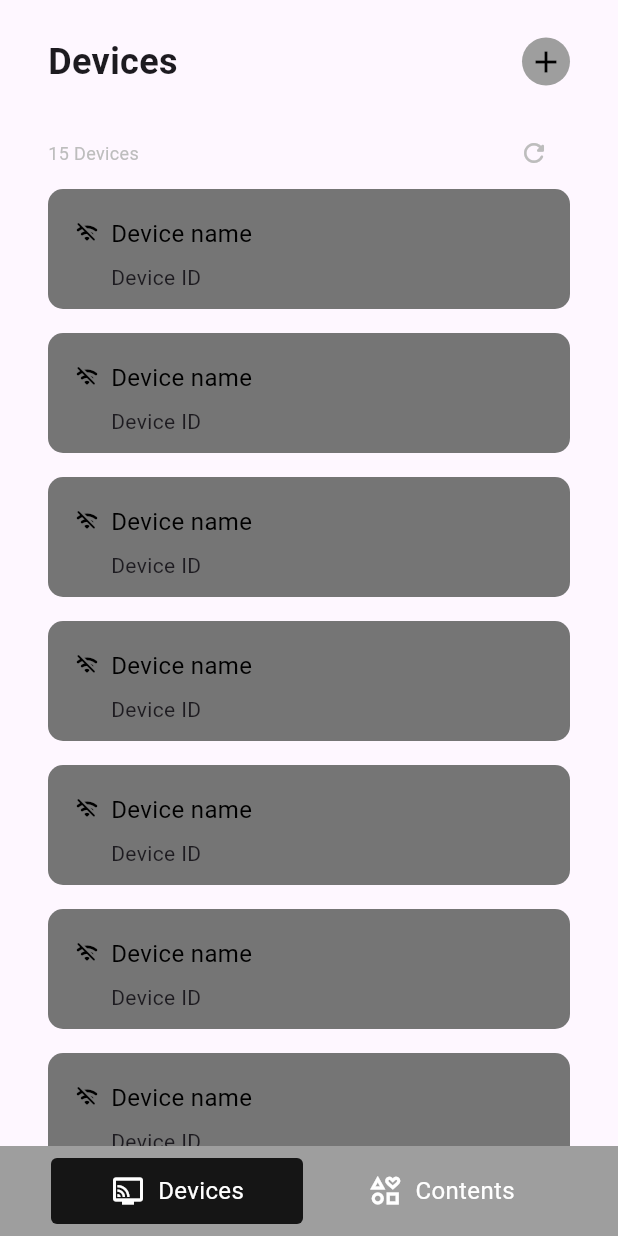
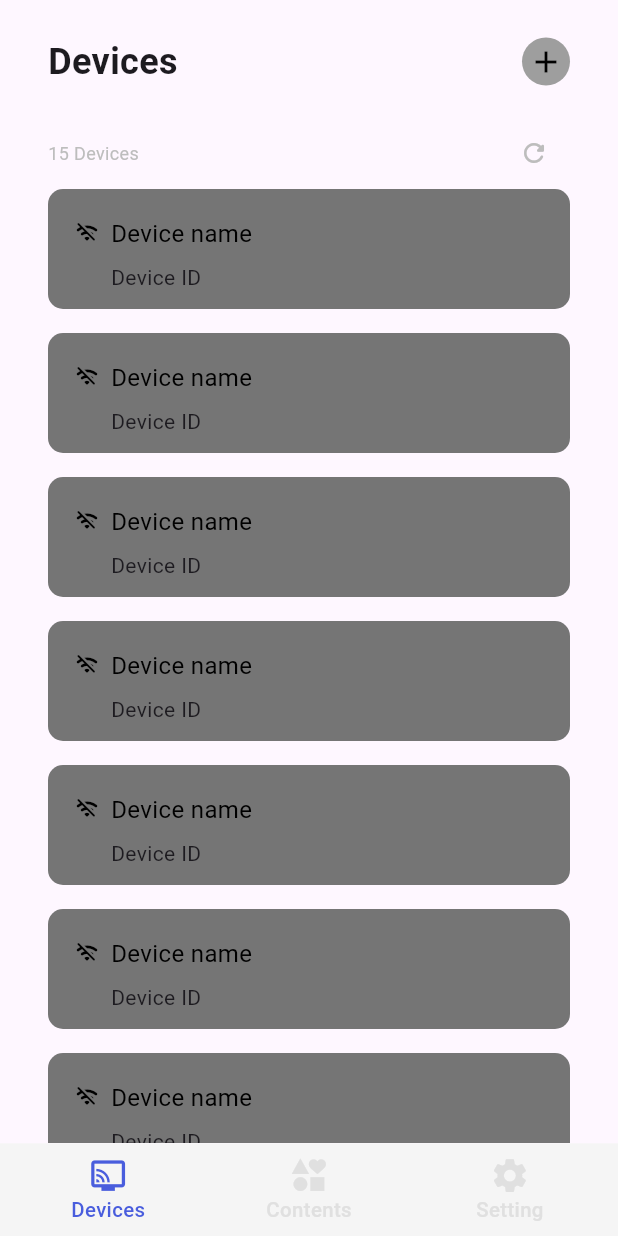
Before and after one commit to CretaIsland/flexi, a Flutter app: the HomePage screen opened by its route, on a phone screen of 412 x 824 dp. Run offline on Flutter 3.47's test engine with Material 3 defaults, Android fonts, the phone set to English and light mode, and no system bars; our stand-ins replace flutter_native_splash; missing offline and left inert: hycop_light, wifi_iot, wifi_scan; statements that could not run were skipped.

Commit message:
20240325-02-nr.han add setting menu

```diff
--- a/lib/screens/page/home_page.dart
+++ b/lib/screens/page/home_page.dart
@@ -1,5 +1,8 @@
 import 'package:flexi/screens/page/content/content_list_page.dart';
 import 'package:flexi/screens/page/device/device_list_page.dart';
+import 'package:flexi/screens/page/setting/setting_page.dart';
+import 'package:flexi/screens/utils/flexi_color.dart';
+import 'package:flexi/screens/utils/flexi_font.dart';
 import 'package:flutter/material.dart';
 
 class HomePage extends StatefulWidget {
@@ -10,72 +13,40 @@ class HomePage extends StatefulWidget {
 
 class _HomePageState extends State<HomePage> with TickerProviderStateMixin {
 
+
   int _tabIndex = 0;
 
   @override
   Widget build(BuildContext context) {
+
+    double width = MediaQuery.sizeOf(context).width;
+    double height = MediaQuery.sizeOf(context).height;
+
+
     return Scaffold(
       body: Column(
+        crossAxisAlignment: CrossAxisAlignment.center,
         children: [
           SizedBox(
-            width: MediaQuery.sizeOf(context).width,
-            height: MediaQuery.sizeOf(context).height - 60,
-            child: _tabIndex == 0 ? const DeviceListPage() : const ContentListPage(),
+            width: width,
+            height: height * .925,
+            child: _tabIndex == 0 ? const DeviceListPage() :  _tabIndex == 1 ? const ContentListPage() : const SettingPage(),
           ),
           Container(
-            width: MediaQuery.sizeOf(context).width,
-            height: 60,
-            color: Colors.grey,
+            height: height * .075,
+            color: Colors.grey.shade100,
             child: Row(
-              mainAxisAlignment: MainAxisAlignment.center,
+              mainAxisAlignment: MainAxisAlignment.spaceBetween,
               children: [
-                GestureDetector(
-                  child: Container(
-                    width: 168,
-                    height: 44,
-                    decoration: BoxDecoration(
-                      color: _tabIndex == 0 ? Colors.black87 : Colors.transparent,
-                      borderRadius: BorderRadius.circular(4)
-                    ),
-                    child: const Row(
-                      mainAxisAlignment: MainAxisAlignment.center,
-                      children: [
-                        Icon(Icons.connected_tv_outlined, color: Colors.white, size: 24),
-                        SizedBox(width: 8),
-                        Text("Devices", style: TextStyle(color: Colors.white, fontSize: 16))
-                      ],
-                    ),
-                  ),
-                  onTap: () {
-                    setState(() {
-                      _tabIndex = 0;
-                    });
-                  },
+                Padding(
+                  padding: EdgeInsets.only(left: width * .1),
+                  child: tabButton(width: width * .15, height: height * .055, btnIcon: Icons.connected_tv_outlined, btnLabel: "Devices", index: 0),
                 ),
-                const SizedBox(width: 8),
-                GestureDetector(
-                  child: Container(
-                    width: 168,
-                    height: 44,
-                    decoration: BoxDecoration(
-                      color: _tabIndex == 1 ? Colors.black87 : Colors.transparent,
-                      borderRadius: BorderRadius.circular(4)
-                    ),
-                    child: const Row(
-                      mainAxisAlignment: MainAxisAlignment.center,
-                      children: [
-                        Icon(Icons.interests_outlined, color: Colors.white, size: 24),
-                        SizedBox(width: 8),
-                        Text("Contents", style: TextStyle(color: Colors.white, fontSize: 16))
-                      ],
-                    ),
-                  ),
-                  onTap: () {
-                    setState(() {
-                      _tabIndex = 1;
-                    });
-                  },
-                ),
+                tabButton(width: width * .2, height: height * .055, btnIcon: Icons.interests, btnLabel: "Contents", index: 1),
+                Padding(
+                  padding: EdgeInsets.only(right : width * .1),
+                  child:  tabButton(width: width * .15, height: height * .055, btnIcon: Icons.settings, btnLabel: "Setting", index: 2),
+                )
               ],
             ),
           )
@@ -84,4 +55,29 @@ class _HomePageState extends State<HomePage> with TickerProviderStateMixin {
     );
   }
 
+  Widget tabButton({required double width, required double height, required IconData btnIcon, required String btnLabel, required int index}) {
+    return GestureDetector(
+      onTap: () {
+        setState(() {
+          _tabIndex = index;
+        });
+      },
+      child: SizedBox(
+        width: width,
+        height: height,
+        child: Column(
+          children: [
+            Icon(btnIcon, color: _tabIndex == index ? FlexiColor.primary : Colors.grey.shade300, size: height * .6),
+            Text(btnLabel, style: TextStyle(
+              fontFamily: FlexiFont.fontFamily,
+              fontWeight: FlexiFont.medium,
+              fontSize: height * .3,
+              color: _tabIndex == index ? FlexiColor.primary : Colors.grey.shade300
+            ))
+          ],
+        ),
+      ),
+    );
+  }
+
 }
--- a/lib/screens/page/login_page.dart
+++ b/lib/screens/page/login_page.dart
@@ -98,6 +98,7 @@ class _LoginPageState extends State<LoginPage> {
                     height: height * .02,
                     width: (width * .82) - 12,
                     child: TextField(
+                      controller: _emailController,
                       style: textFieldStyle,
                       decoration: InputDecoration(
                         hintText: "Email",
@@ -119,6 +120,7 @@ class _LoginPageState extends State<LoginPage> {
                         height: height * .02,
                         width: (width * .6),
                         child: TextField(
+                          controller: _passwordController,
                           style: textFieldStyle,
                           decoration: InputDecoration(
                             hintText: "Password",
--- /dev/null
+++ b/lib/screens/page/setting/setting_page.dart
@@ -0,0 +1,17 @@
+import 'package:flutter/material.dart';
+
+class SettingPage extends StatefulWidget {
+  const SettingPage({super.key});
+
+  @override
+  State<SettingPage> createState() => _SettingPageState();
+}
+
+class _SettingPageState extends State<SettingPage> {
+  @override
+  Widget build(BuildContext context) {
+    return const Center(
+      child: Text("Setting Page")
+    );
+  }
+}
```
